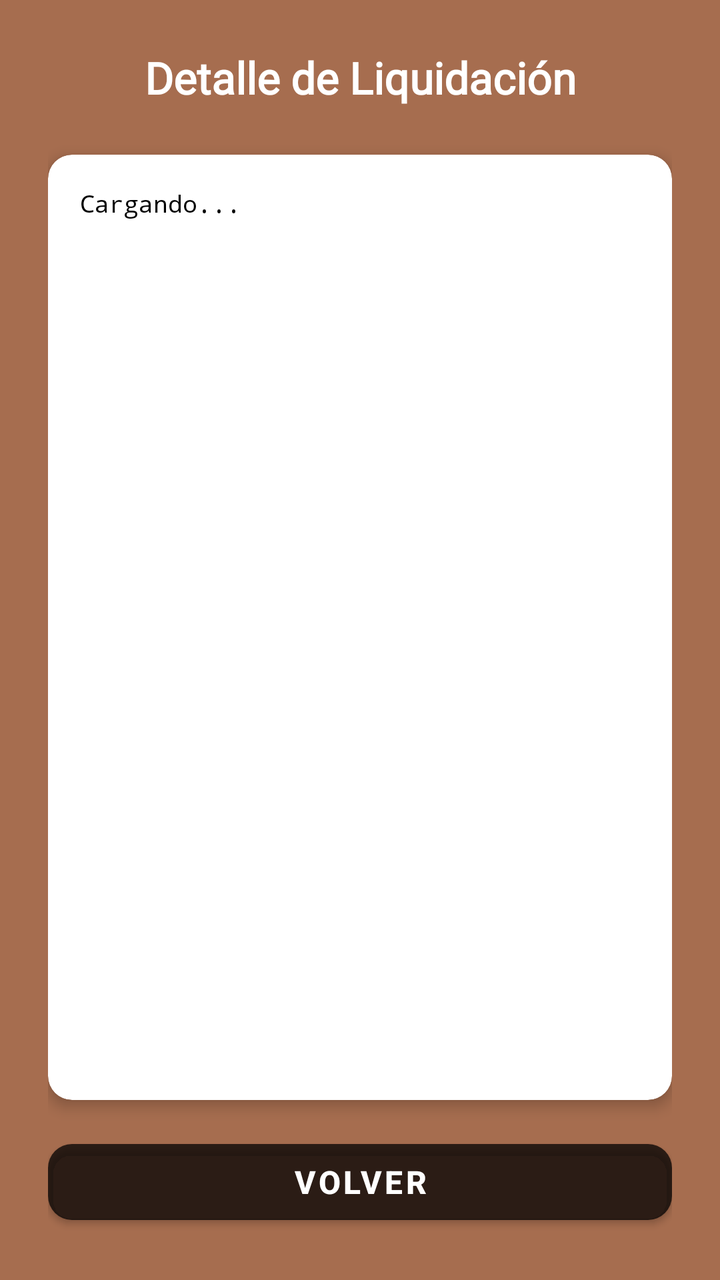
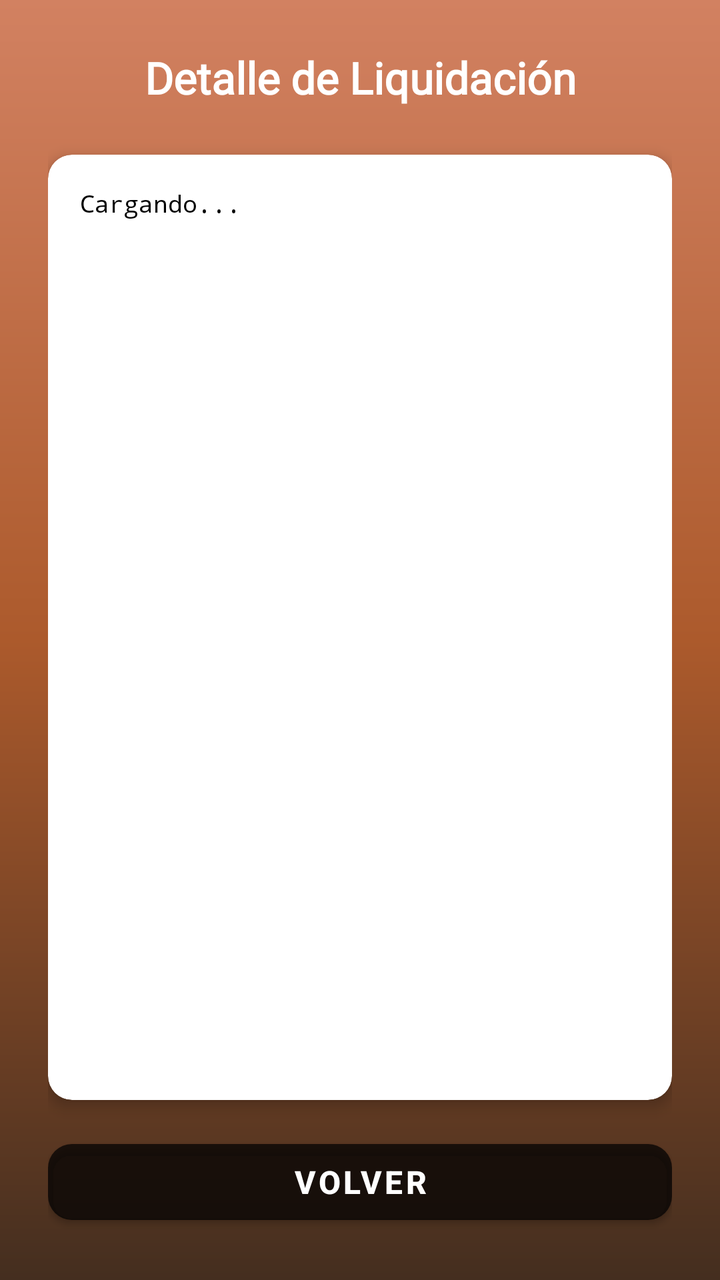

Screens rendered from an Android XML layout before and after an edit, with the pre-edit source and the edit as a unified diff.
<!-- AndroidManifest.xml: application theme Theme.Satori_by_Aristo -->
<!-- res/layout/fragment_detalle_liquidacion.xml -->
<?xml version="1.0" encoding="utf-8"?>
<LinearLayout xmlns:android="http://schemas.android.com/apk/res/android"
    xmlns:app="http://schemas.android.com/apk/res-auto"
    android:layout_width="match_parent"
    android:layout_height="match_parent"
    android:orientation="vertical"
    android:background="@color/naranja_fondo"
    android:padding="24dp">

    <TextView
        android:layout_width="match_parent"
        android:layout_height="wrap_content"
        android:text="Detalle de Liquidación"
        android:textColor="@android:color/white"
        android:textSize="22sp"
        android:textStyle="bold"
        android:gravity="center"
        android:fontFamily="@font/rob_bold"
        android:layout_marginBottom="24dp"/>

    <androidx.cardview.widget.CardView
        android:layout_width="match_parent"
        android:layout_height="0dp"
        android:layout_weight="1"
        app:cardCornerRadius="12dp"
        app:cardElevation="4dp"
        android:layout_marginBottom="16dp">

        <ScrollView
            android:layout_width="match_parent"
            android:layout_height="match_parent"
            android:padding="16dp">

            <TextView
                android:id="@+id/tvContenidoLiquidacion"
                android:layout_width="match_parent"
                android:layout_height="wrap_content"
                android:text="Cargando..."
                android:textSize="12sp"
                android:textColor="@color/black"
                android:fontFamily="monospace"/>

        </ScrollView>

    </androidx.cardview.widget.CardView>

    <com.google.android.material.button.MaterialButton
        android:id="@+id/btnVolverDetalleLiquidacion"
        android:layout_width="match_parent"
        android:layout_height="50dp"
        android:text="VOLVER"
        android:textSize="16sp"
        android:textStyle="bold"
        android:textColor="@android:color/white"
        app:cornerRadius="12dp"
        app:backgroundTint="@color/grey" />

</LinearLayout>
<!-- resources referenced by this layout -->
<resources>
  <color name="black">#FF000000</color>
  <color name="grey">#BF040303</color>
  <color name="naranja_fondo">#A66D4F</color>
  <style name="Theme.Satori_by_Aristo" parent="Theme.MaterialComponents.DayNight.DarkActionBar">
          
          <item name="colorPrimary">@color/orange</item>
          <item name="colorPrimaryVariant">@color/orange_dark</item>
          <item name="colorOnPrimary">@color/white</item>
          <item name="colorSecondary">@color/grey</item>
          <item name="colorOnSecondary">@color/black</item>
      </style>
  <color name="orange">#FF9800</color>
  <color name="orange_dark">#F57C00</color>
  <color name="white">#FFFFFFFF</color>
</resources>

<!-- the commit's change to res/layout/fragment_detalle_liquidacion.xml (unified diff, before → after) -->
@@ -4,7 +4,7 @@
     android:layout_width="match_parent"
     android:layout_height="match_parent"
     android:orientation="vertical"
-    android:background="@color/naranja_fondo"
+    android:background="@drawable/bg_gradient"
     android:padding="24dp">
 
     <TextView
<!-- resource entries referenced after the edit -->
@@ -2,7 +2,15 @@
 <resources>
   <color name="black">#FF000000</color>
   <color name="grey">#BF040303</color>
-  <color name="naranja_fondo">#A66D4F</color>
+  <!-- drawable bg_gradient (drawable) -->
+  <shape xmlns:android="http://schemas.android.com/apk/res/android"
+      android:shape="rectangle">
+      <gradient
+          android:startColor="#442E1F"
+          android:centerColor="#AC5A2C"
+          android:endColor="#D28161"
+          android:angle="90"/>
+  </shape>
   <style name="Theme.Satori_by_Aristo" parent="Theme.MaterialComponents.DayNight.DarkActionBar">
           
           <item name="colorPrimary">@color/orange</item>
@@ -10,6 +18,12 @@
           <item name="colorOnPrimary">@color/white</item>
           <item name="colorSecondary">@color/grey</item>
           <item name="colorOnSecondary">@color/black</item>
+  
+          
+          <item name="android:statusBarColor">@color/orange_dark</item> 
+          <item name="android:windowDrawsSystemBarBackgrounds">true</item> 
+          <item name="windowActionBar">true</item>
+          <item name="windowNoTitle">false</item>
       </style>
   <color name="orange">#FF9800</color>
   <color name="orange_dark">#F57C00</color>
